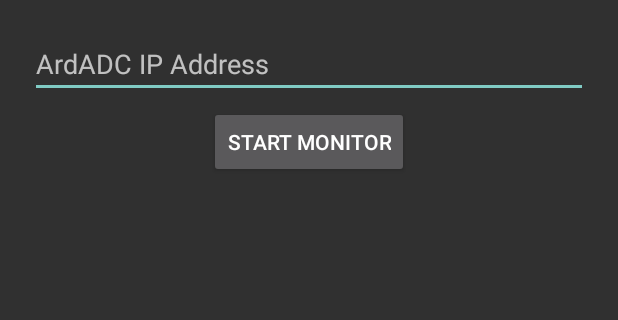
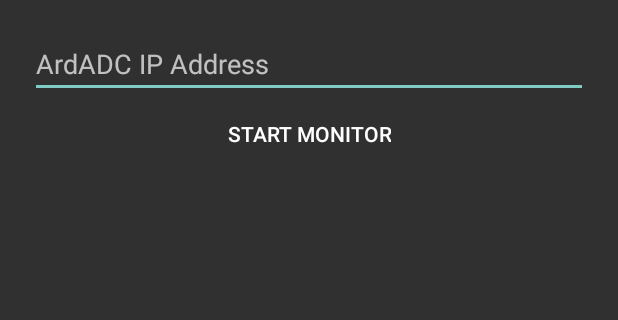
Before and after one commit to smclt30p/inostiot, an Android app: the screen it shows after launch (MainActivity), on a phone screen of 412 x 824 dp, the part 277-597 px from its top. Run offline under Robolectric (Android 15) with nearby library versions, the phone set to English and light mode, and no system bars.

Commit message:
[ANDROID] Change button style

```diff
--- a/android/inostiot/app/src/main/res/layout/activity_main.xml
+++ b/android/inostiot/app/src/main/res/layout/activity_main.xml
@@ -42,8 +42,7 @@
         android:text="@string/start_monitor"
         android:layout_centerHorizontal="true"
         android:layout_below="@id/ip_address"
-        android:id="@+id/start"
-        android:layout_marginTop="5dp"/>
+        android:id="@+id/start" android:background="@android:color/transparent"/>
 
 
 </RelativeLayout>
```
